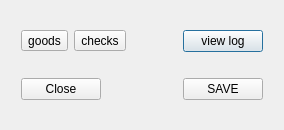
PavelDorofeev/Fork-Sql-Qt-4.8.1--SQLite-3--relations--calc-fields, file PblTableView/dialog.ui: the form before one commit.
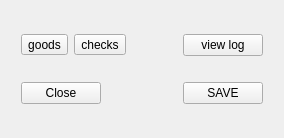
The form after the commit.

What changed in the file:
```diff
--- a/PblTableView/dialog.ui
+++ b/PblTableView/dialog.ui
@@ -7,7 +7,7 @@
     <x>0</x>
     <y>0</y>
     <width>284</width>
-    <height>130</height>
+    <height>138</height>
    </rect>
   </property>
   <property name="windowTitle">
@@ -53,6 +53,9 @@
          <property name="text">
           <string>view log</string>
          </property>
+         <property name="autoDefault">
+          <bool>false</bool>
+         </property>
         </widget>
        </item>
       </layout>
```
Left out of the diff: 2 changed lines with no effect on the pictures.
